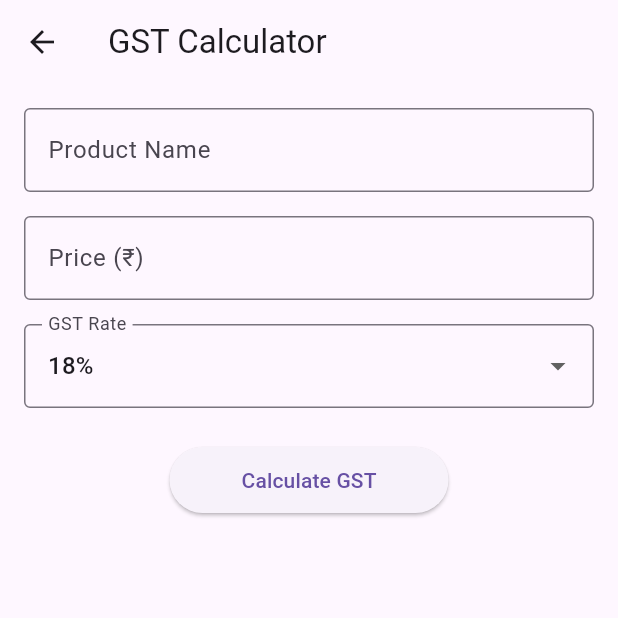
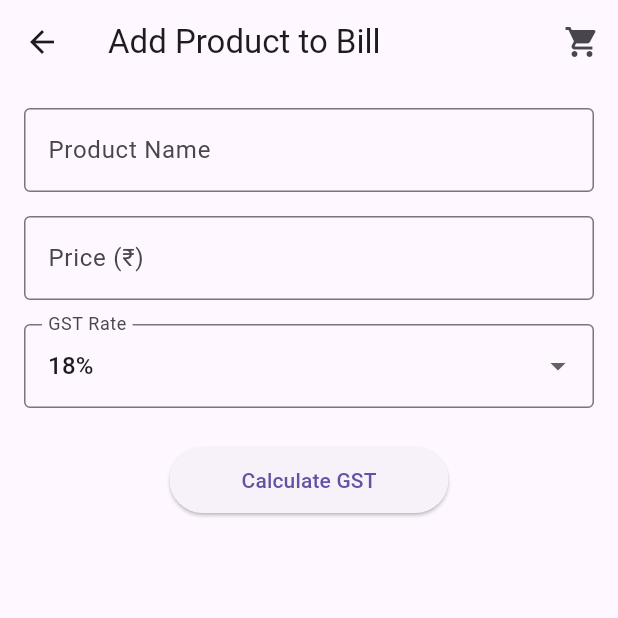
Before and after one commit to Vasudev9999/gst_billing_app, a Flutter app: the screen it shows after launch, after a tap on "Create New Bill", on a phone screen of 412 x 824 dp, the top half of it. Run offline on Flutter 3.47's test engine with Material 3 defaults, Android fonts, the phone set to English and light mode, and no system bars.

```diff
--- a/lib/main.dart
+++ b/lib/main.dart
@@ -1,5 +1,7 @@
 import 'package:flutter/material.dart';
+import 'package:provider/provider.dart';
 import 'screens/home_screen.dart';
+import 'services/cart_service.dart';
 
 void main() {
   runApp(const MyApp());
@@ -10,13 +12,17 @@ class MyApp extends StatelessWidget {
 
   @override
   Widget build(BuildContext context) {
-    return MaterialApp(
-      title: 'GST Billing App',
-      theme: ThemeData(
-        primarySwatch: Colors.blue,
-        visualDensity: VisualDensity.adaptivePlatformDensity,
+    return ChangeNotifierProvider(
+      create: (_) => CartService(),
+      child: MaterialApp(
+        title: 'GST Billing App',
+        theme: ThemeData(
+          primarySwatch: Colors.blue,
+          visualDensity: VisualDensity.adaptivePlatformDensity,
+        ),
+        home: const HomeScreen(),
+        debugShowCheckedModeBanner: false,
       ),
-      home: const HomeScreen(),
     );
   }
 }
--- a/lib/screens/bill_screen.dart
+++ b/lib/screens/bill_screen.dart
@@ -43,9 +43,9 @@ class BillScreen extends StatelessWidget {
             const SizedBox(height: 16),
             const Divider(),
 
-            // This will be a ListView in Version 3
+            // Items list now shown via CartScreen instead
             const Text(
-              'Bill Items (Coming in Version 3)',
+              'Bill Items (Please use Cart Screen)',
               style: TextStyle(fontSize: 16, fontWeight: FontWeight.bold),
             ),
 
--- a/lib/screens/home_screen.dart
+++ b/lib/screens/home_screen.dart
@@ -1,6 +1,9 @@
 import 'package:flutter/material.dart';
+import 'package:provider/provider.dart';
 import '../widgets/app_drawer.dart';
+import '../services/cart_service.dart';
 import 'product_entry_screen.dart';
+import 'cart_screen.dart';
 
 class HomeScreen extends StatelessWidget {
   const HomeScreen({Key? key}) : super(key: key);
@@ -8,7 +11,55 @@ class HomeScreen extends StatelessWidget {
   @override
   Widget build(BuildContext context) {
     return Scaffold(
-      appBar: AppBar(title: const Text('TATA Retail Solutions')),
+      appBar: AppBar(
+        title: const Text('TATA Retail Solutions'),
+        actions: [
+          Consumer<CartService>(
+            builder: (context, cart, child) {
+              return Stack(
+                alignment: Alignment.center,
+                children: [
+                  IconButton(
+                    icon: const Icon(Icons.shopping_cart),
+                    onPressed: () {
+                      Navigator.push(
+                        context,
+                        MaterialPageRoute(
+                          builder: (context) => const CartScreen(),
+                        ),
+                      );
+                    },
+                  ),
+                  if (cart.items.isNotEmpty)
+                    Positioned(
+                      top: 8,
+                      right: 8,
+                      child: Container(
+                        padding: const EdgeInsets.all(2),
+                        decoration: BoxDecoration(
+                          color: Colors.red,
+                          borderRadius: BorderRadius.circular(10),
+                        ),
+                        constraints: const BoxConstraints(
+                          minWidth: 16,
+                          minHeight: 16,
+                        ),
+                        child: Text(
+                          '${cart.items.length}',
+                          style: const TextStyle(
+                            color: Colors.white,
+                            fontSize: 10,
+                          ),
+                          textAlign: TextAlign.center,
+                        ),
+                      ),
+                    ),
+                ],
+              );
+            },
+          ),
+        ],
+      ),
       drawer: const AppDrawer(),
       body: Center(
         child: Column(
@@ -38,15 +89,13 @@ class HomeScreen extends StatelessWidget {
               onPressed: () {
                 Navigator.push(
                   context,
-                  MaterialPageRoute(
-                    builder: (context) => const ProductEntryScreen(),
-                  ),
+                  MaterialPageRoute(builder: (context) => const CartScreen()),
                 );
               },
               style: ElevatedButton.styleFrom(backgroundColor: Colors.green),
               child: const Padding(
                 padding: EdgeInsets.symmetric(horizontal: 16, vertical: 10),
-                child: Text('GST Calculator'),
+                child: Text('View Current Bill'),
               ),
             ),
           ],
--- a/lib/screens/product_entry_screen.dart
+++ b/lib/screens/product_entry_screen.dart
@@ -1,6 +1,9 @@
 import 'package:flutter/material.dart';
+import 'package:provider/provider.dart';
 import '../models/product.dart';
+import '../services/cart_service.dart';
 import '../utils/gst_calculator.dart';
+import 'cart_screen.dart';
 
 class ProductEntryScreen extends StatefulWidget {
   const ProductEntryScreen({Key? key}) : super(key: key);
@@ -44,10 +47,85 @@ class _ProductEntryScreenState extends State<ProductEntryScreen> {
     }
   }
 
+  void _addToCart() {
+    if (_currentProduct != null) {
+      // Add to cart using Provider
+      Provider.of<CartService>(
+        context,
+        listen: false,
+      ).addProduct(_currentProduct!);
+
+      // Show success message
+      ScaffoldMessenger.of(context).showSnackBar(
+        SnackBar(
+          content: Text('${_currentProduct!.name} added to bill'),
+          action: SnackBarAction(
+            label: 'VIEW BILL',
+            onPressed: () {
+              Navigator.push(
+                context,
+                MaterialPageRoute(builder: (context) => const CartScreen()),
+              );
+            },
+          ),
+        ),
+      );
+
+      // Reset form
+      setState(() {
+        _showCalculation = false;
+        _productNameController.clear();
+        _priceController.clear();
+        _currentProduct = null;
+      });
+    }
+  }
+
   @override
   Widget build(BuildContext context) {
+    final cartItemCount = Provider.of<CartService>(context).items.length;
+
     return Scaffold(
-      appBar: AppBar(title: const Text('GST Calculator')),
+      appBar: AppBar(
+        title: const Text('Add Product to Bill'),
+        actions: [
+          Stack(
+            alignment: Alignment.center,
+            children: [
+              IconButton(
+                icon: const Icon(Icons.shopping_cart),
+                onPressed: () {
+                  Navigator.push(
+                    context,
+                    MaterialPageRoute(builder: (context) => const CartScreen()),
+                  );
+                },
+              ),
+              if (cartItemCount > 0)
+                Positioned(
+                  top: 8,
+                  right: 8,
+                  child: Container(
+                    padding: const EdgeInsets.all(2),
+                    decoration: BoxDecoration(
+                      color: Colors.red,
+                      borderRadius: BorderRadius.circular(10),
+                    ),
+                    constraints: const BoxConstraints(
+                      minWidth: 16,
+                      minHeight: 16,
+                    ),
+                    child: Text(
+                      '$cartItemCount',
+                      style: const TextStyle(color: Colors.white, fontSize: 10),
+                      textAlign: TextAlign.center,
+                    ),
+                  ),
+                ),
+            ],
+          ),
+        ],
+      ),
       body: SingleChildScrollView(
         padding: const EdgeInsets.all(16.0),
         child: Column(
@@ -164,16 +242,7 @@ class _ProductEntryScreenState extends State<ProductEntryScreen> {
               const SizedBox(height: 24),
               Center(
                 child: ElevatedButton(
-                  onPressed: () {
-                    // To be implemented in Version 3 - Add to cart functionality
-                    ScaffoldMessenger.of(context).showSnackBar(
-                      const SnackBar(
-                        content: Text(
-                          'Add to cart functionality coming in Version 3!',
-                        ),
-                      ),
-                    );
-                  },
+                  onPressed: _addToCart,
                   style: ElevatedButton.styleFrom(
                     backgroundColor: Colors.green,
                   ),
--- a/lib/widgets/app_drawer.dart
+++ b/lib/widgets/app_drawer.dart
@@ -1,5 +1,6 @@
 import 'package:flutter/material.dart';
 import '../screens/home_screen.dart';
+import '../screens/cart_screen.dart';
 
 class AppDrawer extends StatelessWidget {
   const AppDrawer({Key? key}) : super(key: key);
@@ -12,9 +13,20 @@ class AppDrawer extends StatelessWidget {
         children: [
           DrawerHeader(
             decoration: BoxDecoration(color: Theme.of(context).primaryColor),
-            child: const Text(
-              'GST Billing App',
-              style: TextStyle(color: Colors.white, fontSize: 24),
+            child: const Column(
+              crossAxisAlignment: CrossAxisAlignment.start,
+              mainAxisAlignment: MainAxisAlignment.end,
+              children: [
+                Text(
+                  'TATA Retail Solutions',
+                  style: TextStyle(color: Colors.white, fontSize: 20),
+                ),
+                SizedBox(height: 8),
+                Text(
+                  'GST Billing App',
+                  style: TextStyle(color: Colors.white70, fontSize: 16),
+                ),
+              ],
             ),
           ),
           ListTile(
@@ -28,13 +40,24 @@ class AppDrawer extends StatelessWidget {
             },
           ),
           ListTile(
+            leading: const Icon(Icons.shopping_cart),
+            title: const Text('Current Bill'),
+            onTap: () {
+              Navigator.pop(context);
+              Navigator.push(
+                context,
+                MaterialPageRoute(builder: (context) => const CartScreen()),
+              );
+            },
+          ),
+          ListTile(
             leading: const Icon(Icons.history),
             title: const Text('Transaction History'),
             onTap: () {
               // Will be implemented in Version 4
               Navigator.pop(context);
               ScaffoldMessenger.of(context).showSnackBar(
-                const SnackBar(content: Text('Coming in future versions!')),
+                const SnackBar(content: Text('Coming in Version 4!')),
               );
             },
           ),
--- a/pubspec.yaml
+++ b/pubspec.yaml
@@ -34,6 +34,7 @@ dependencies:
   # The following adds the Cupertino Icons font to your application.
   # Use with the CupertinoIcons class for iOS style icons.
   cupertino_icons: ^1.0.8
+  provider: ^6.1.5
 
 dev_dependencies:
   flutter_test:
```
Also changed, not shown: lib/screens/cart_screen.dart (added, +203 -0 lines), lib/screens/invoice_screen.dart (added, +318 -0 lines), lib/services/cart_service.dart (+9 -3 lines), pubspec.lock.
